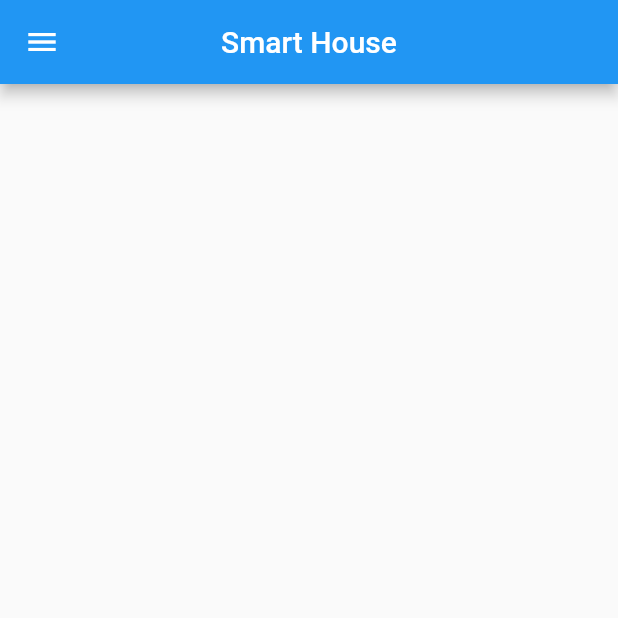
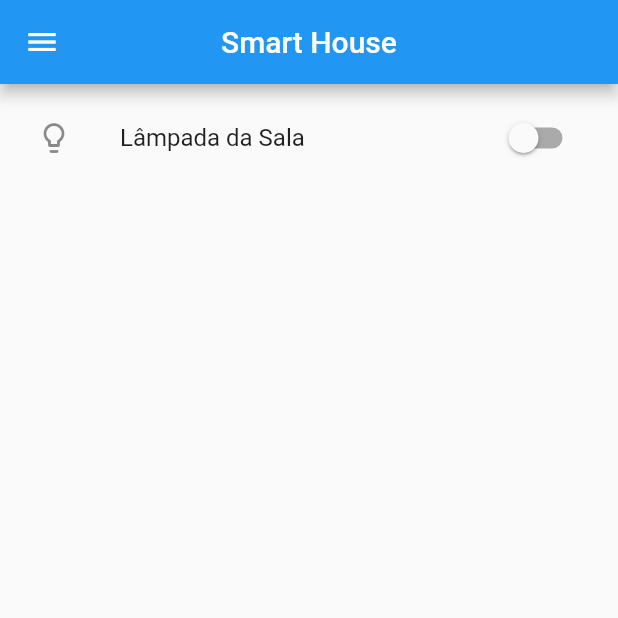
Before and after one commit to juliovinnicius/SmartHouse, a Flutter app: the screen it shows after launch, on a phone screen of 412 x 824 dp, the top half of it. Run offline on Flutter 3.47's test engine with Material 2 defaults, Android fonts, the phone set to English and light mode, and no system bars.

Commit message:
SwitchTile

```diff
--- a/smarthouse/lib/pages/home_page.dart
+++ b/smarthouse/lib/pages/home_page.dart
@@ -1,8 +1,8 @@
 import 'package:flutter/material.dart';
 import 'package:smarthouse/widgets/custom_drawer.dart';
+import 'package:smarthouse/tabs/atuadores_tab.dart';
 
 class HomePage extends StatelessWidget {
-
   final _pageControler = PageController();
 
   @override
@@ -17,9 +17,14 @@ class HomePage extends StatelessWidget {
             centerTitle: true,
           ),
           drawer: CustomDrawer(context, _pageControler),
+          body: AtuadoresTab(),
         ),
-        Container(color: Colors.black,),
-        Container(color: Colors.red,)
+        Container(
+          color: Colors.black,
+        ),
+        Container(
+          color: Colors.red,
+        )
       ],
     );
   }
--- /dev/null
+++ b/smarthouse/lib/tabs/atuadores_tab.dart
@@ -0,0 +1,25 @@
+import 'package:flutter/material.dart';
+import 'package:smarthouse/tiles/switch_list_tile.dart';
+
+class AtuadoresTab extends StatelessWidget {
+  bool lights = false;
+  @override
+  Widget build(BuildContext context) {
+    return InkWell(
+      onTap: () {
+        if (lights == false) {
+          lights = true;
+          print(lights);
+        } else {
+          lights = false;
+          print(lights);
+        }
+      },
+      child: ListView(
+        children: <Widget>[
+          SwichtTile(Icons.lightbulb_outline, "Lâmpada da Sala", 2, lights),
+        ],
+      ),
+    );
+  }
+}
--- /dev/null
+++ b/smarthouse/lib/tiles/switch_list_tile.dart
@@ -0,0 +1,33 @@
+import 'package:flutter/material.dart';
+
+class SwichtTile extends StatefulWidget {
+  final IconData iconData;
+  final String text;
+  final int atuador;
+  bool lights;
+
+  SwichtTile(this.iconData, this.text, this.atuador, this.lights);
+
+  @override
+  _SwichtTileState createState() => _SwichtTileState();
+}
+
+class _SwichtTileState extends State<SwichtTile> {
+  @override
+  Widget build(BuildContext context) {
+    return Container(
+      padding: EdgeInsets.all(8.0),
+      height: 60.0,
+      child: SwitchListTile(
+        title: Text(widget.text),
+        value: widget.lights,
+        onChanged: (value) {
+          setState(() {
+            value = widget.lights;
+          });
+        },
+        secondary: Icon(widget.iconData),
+      ),
+    );
+  }
+}
```
Also changed, not shown: smarthouse/pubspec.lock, 1 other file.
